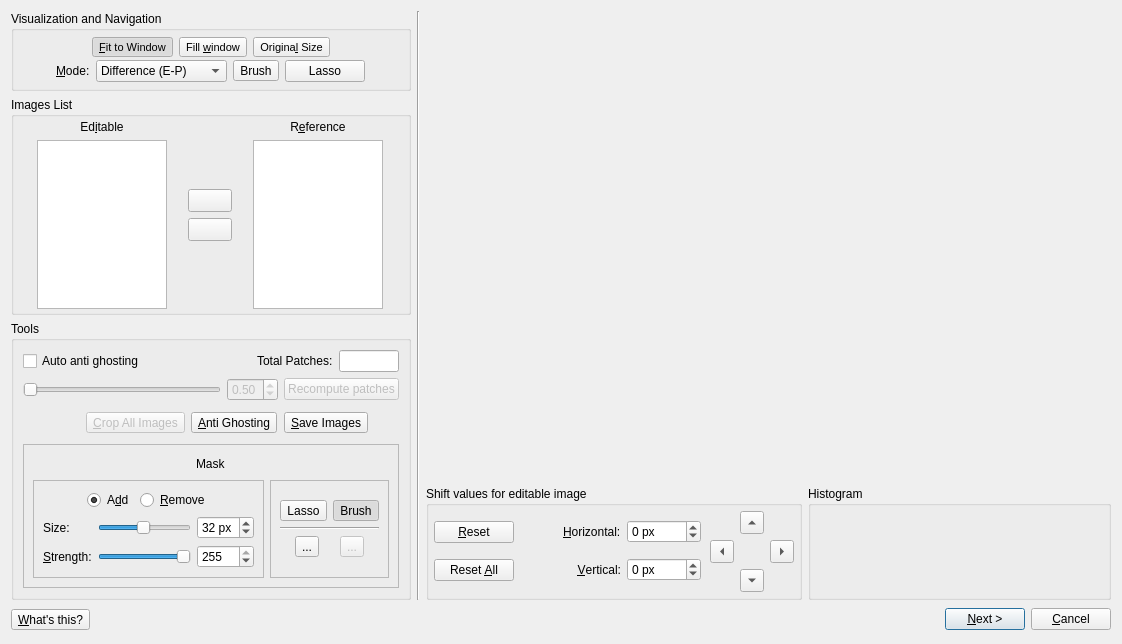
Old version of the form src/HdrWizard/EditingTools.ui in the repository LuminanceHDR/LuminanceHDR.
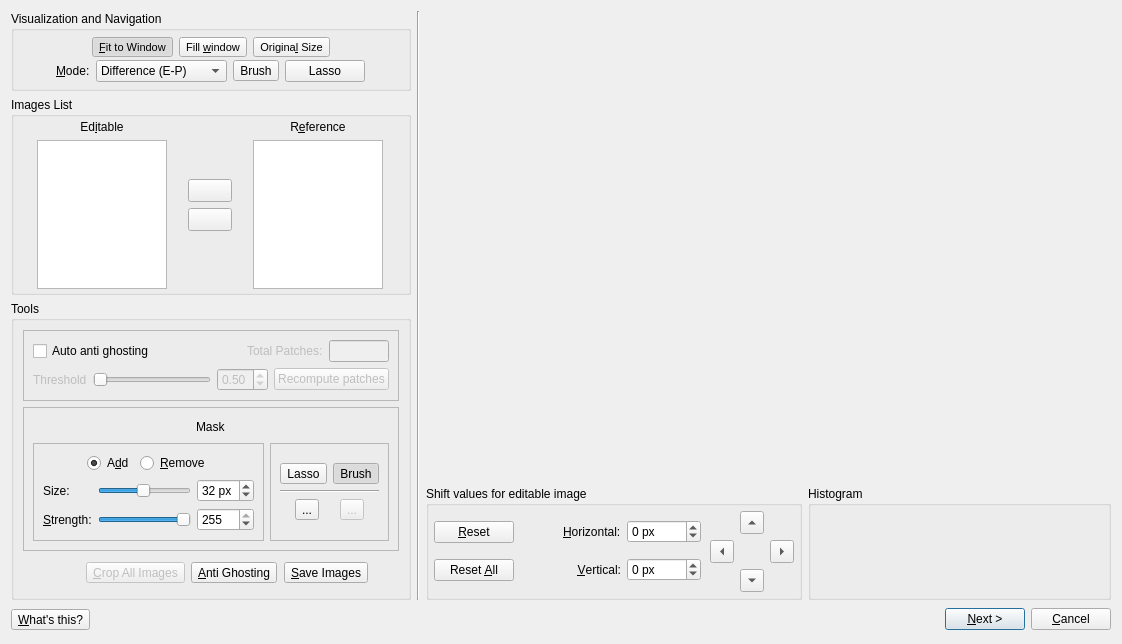
New version of the form. Icons and pictures are not drawn.

Diff of the .ui file:
```diff
--- a/src/HdrWizard/EditingTools.ui
+++ b/src/HdrWizard/EditingTools.ui
@@ -502,6 +502,15 @@
            <property name="title">
             <string>Tools</string>
            </property>
+           <layout class="QGridLayout" name="gridLayout_8">
+            <item row="0" column="0">
+             <widget class="QFrame" name="frame_2">
+              <property name="frameShape">
+               <enum>QFrame::StyledPanel</enum>
+              </property>
+              <property name="frameShadow">
+               <enum>QFrame::Raised</enum>
+              </property>
            <layout class="QGridLayout" name="gridLayout_7">
             <item row="0" column="0">
              <layout class="QVBoxLayout" name="verticalLayout_8">
@@ -529,6 +538,9 @@
                 </item>
                 <item>
                  <widget class="QLabel" name="label_2">
+                     <property name="enabled">
+                      <bool>false</bool>
+                     </property>
                   <property name="text">
                    <string>Total Patches:</string>
                   </property>
@@ -536,6 +548,9 @@
                 </item>
                 <item>
                  <widget class="QLineEdit" name="totalPatches_lineEdit">
+                     <property name="enabled">
+                      <bool>false</bool>
+                     </property>
                   <property name="sizePolicy">
                    <sizepolicy hsizetype="Fixed" vsizetype="Fixed">
                     <horstretch>0</horstretch>
@@ -560,6 +575,16 @@
               </item>
               <item>
                <layout class="QHBoxLayout" name="horizontalLayout_7">
+                   <item>
+                    <widget class="QLabel" name="label_5">
+                     <property name="enabled">
+                      <bool>false</bool>
+                     </property>
+                     <property name="text">
+                      <string>Threshold</string>
+                     </property>
+                    </widget>
+                   </item>
                 <item>
                  <widget class="QSlider" name="threshold_horizontalSlider">
                   <property name="enabled">
@@ -600,7 +625,10 @@
               </item>
              </layout>
             </item>
-            <item row="1" column="0">
+              </layout>
+             </widget>
+            </item>
+            <item row="2" column="0">
              <layout class="QHBoxLayout">
               <property name="spacing">
                <number>6</number>
@@ -731,7 +759,7 @@
               </item>
              </layout>
             </item>
-            <item row="2" column="0">
+            <item row="1" column="0">
              <widget class="QFrame" name="drawingModeFrame">
               <property name="frameShape">
                <enum>QFrame::StyledPanel</enum>
```
Left out of the diff: 76 changed lines with no effect on the pictures. Lines whose indentation alone changed are shown as unchanged.
